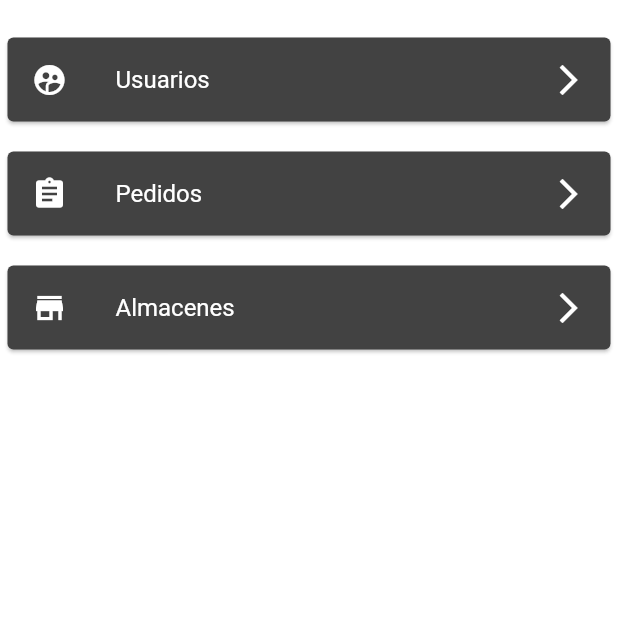
After one commit to Guix98/fakeflix-front, a Flutter app: the MainMenuPage screen opened by its route, on a phone screen of 412 x 824 dp, the top half of it. The commit adds this screen. Run offline on Flutter 3.47's test engine with Material 2 defaults, Android fonts, the phone set to English and light mode, and no system bars; network calls fail.

Commit message:
main menu con list tiles

```diff
--- a/lib/src/pages/login.dart
+++ b/lib/src/pages/login.dart
@@ -29,7 +29,7 @@ class _LoginState extends State<Login> {
     Map<String, dynamic> responseMap = jsonDecode(resp.body);
     print(responseMap["message"]);
     if (responseMap["message"] == 'Authentication OK') {
-      Navigator.pushNamed(context, 'sesion');
+      Navigator.pushNamed(context, 'menu');
     } else {
       Alerta(context);
     }
--- /dev/null
+++ b/lib/src/pages/main_menu.dart
@@ -0,0 +1,60 @@
+import 'package:fakeflix_app/widgets/options.dart';
+import 'package:flutter/material.dart';
+
+class MainMenuPage extends StatelessWidget {
+  @override
+  Widget build(BuildContext context) {
+    return ListView(
+      children: <Widget>[
+        Card(
+          child: ListTile(
+              title: Text("Usuarios"),
+              leading: Icon(Icons.supervised_user_circle),
+              trailing: Icon(Icons.arrow_forward_ios),
+              onTap: () {}),
+          margin: EdgeInsets.only(bottom: 10, top: 25, right: 5, left: 5),
+        ),
+        Card(
+          child: ListTile(
+              title: Text("Pedidos"),
+              leading: Icon(Icons.assignment),
+              trailing: Icon(Icons.arrow_forward_ios),
+              onTap: () {
+                Navigator.pushNamed(context, 'sesion');
+              }),
+          margin: EdgeInsets.only(bottom: 10, top: 10, right: 5, left: 5),
+        ),
+        Card(
+          child: ListTile(
+              title: Text("Almacenes"),
+              leading: Icon(Icons.store_mall_directory),
+              trailing: Icon(Icons.arrow_forward_ios),
+              onTap: () {}),
+          margin: EdgeInsets.only(bottom: 10, top: 10, right: 5, left: 5),
+        )
+      ],
+    );
+  }
+
+  List<Widget> optlist(BuildContext context) {
+    return [
+      ListTile(
+          title: Text("Usuarios"),
+          leading: Icon(Icons.supervised_user_circle),
+          trailing: Icon(Icons.arrow_forward_ios),
+          onTap: () {}),
+      ListTile(
+          title: Text("Pedidos"),
+          leading: Icon(Icons.assignment),
+          trailing: Icon(Icons.arrow_forward_ios),
+          onTap: () {
+            Navigator.pushNamed(context, 'sesion');
+          }),
+      ListTile(
+          title: Text("Almacenes"),
+          leading: Icon(Icons.store_mall_directory),
+          trailing: Icon(Icons.arrow_forward_ios),
+          onTap: () {}),
+    ];
+  }
+}
```
Also changed, not shown: lib/src/routes/routes.dart (+7 -6 lines), lib/widgets/options.dart (added, +32 -0 lines).
